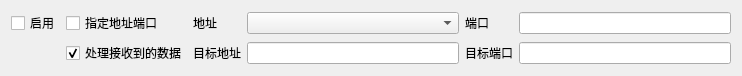
This is Src/Common/SAKDebugPage/Other/TransmissionSettings/UdpTransmissionItemWidget.ui in x-tools-author/x-tools as Qt 5 draws it before an edit. The edited form follows.
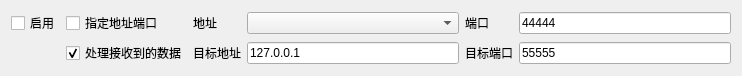
This is the edited form.

Patch:
```diff
--- a/Src/Common/SAKDebugPage/Other/TransmissionSettings/UdpTransmissionItemWidget.ui
+++ b/Src/Common/SAKDebugPage/Other/TransmissionSettings/UdpTransmissionItemWidget.ui
@@ -15,7 +15,11 @@
   </property>
   <layout class="QGridLayout" name="gridLayout">
    <item row="1" column="6">
-    <widget class="QLineEdit" name="targetPortLineEdit"/>
+    <widget class="QLineEdit" name="targetPortLineEdit">
+     <property name="text">
+      <string>55555</string>
+     </property>
+    </widget>
    </item>
    <item row="0" column="3">
     <widget class="QLabel" name="label">
@@ -25,10 +29,18 @@
     </widget>
    </item>
    <item row="0" column="6">
-    <widget class="QLineEdit" name="portLineEdit"/>
+    <widget class="QLineEdit" name="portLineEdit">
+     <property name="text">
+      <string>44444</string>
+     </property>
+    </widget>
    </item>
    <item row="1" column="4">
-    <widget class="QLineEdit" name="targetAddressLineEdit"/>
+    <widget class="QLineEdit" name="targetAddressLineEdit">
+     <property name="text">
+      <string>127.0.0.1</string>
+     </property>
+    </widget>
    </item>
    <item row="0" column="2">
     <widget class="QCheckBox" name="customAddressCheckBox">
```
